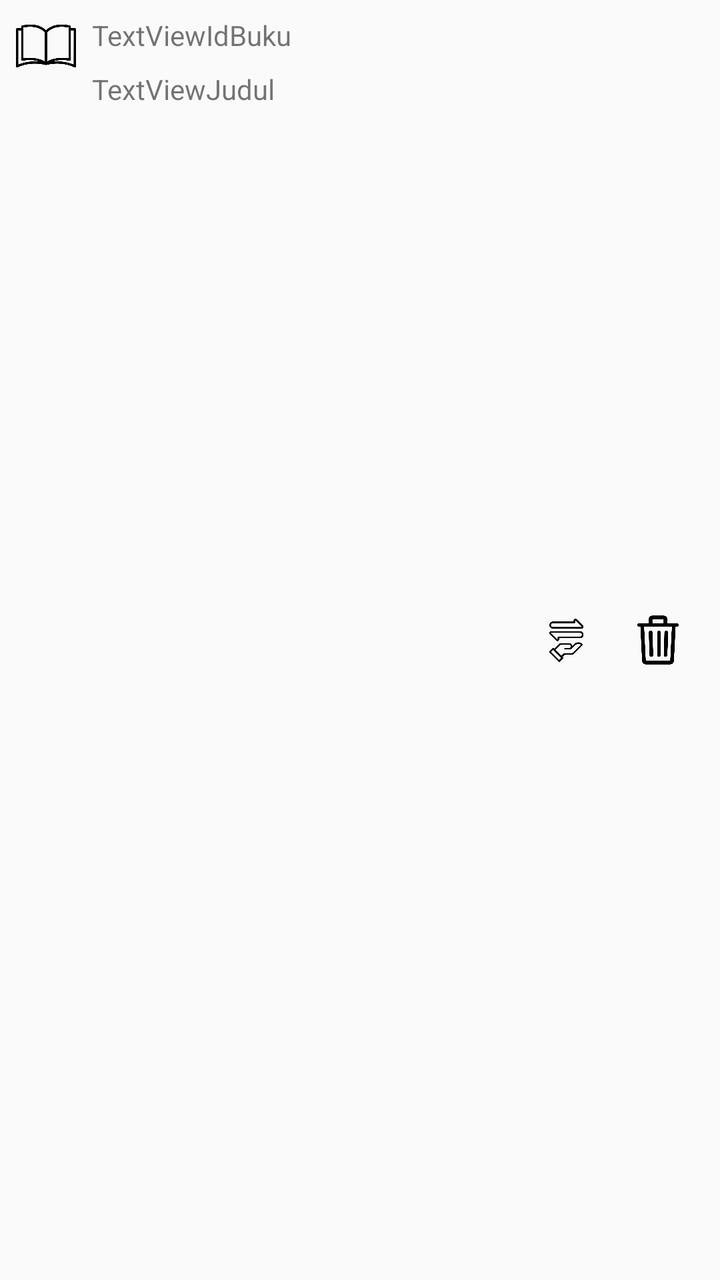
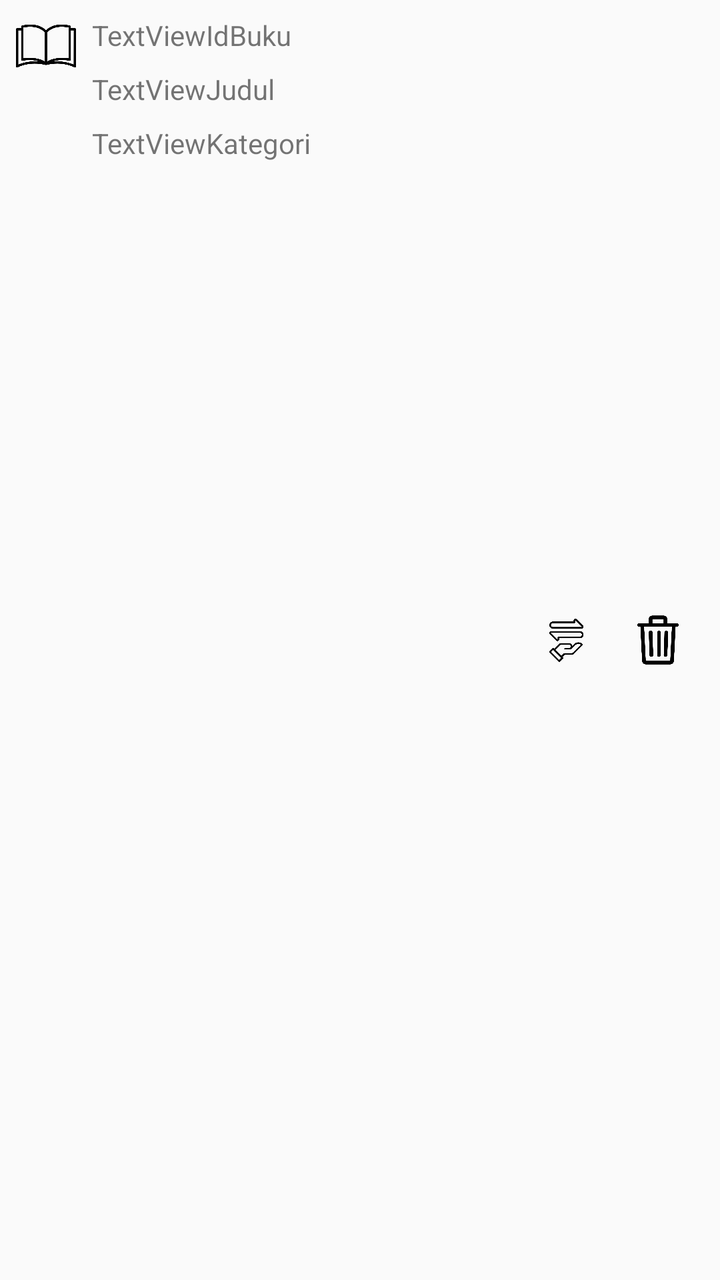

The first picture is an Android layout as it rendered before a commit; the second is the same layout after the commit. The layout source and the unified diff follow.
<!-- AndroidManifest.xml: application theme Theme.Perpustakaan -->
<!-- res/layout/item_buku.xml -->
<?xml version="1.0" encoding="utf-8"?>
<androidx.constraintlayout.widget.ConstraintLayout xmlns:android="http://schemas.android.com/apk/res/android"
    xmlns:app="http://schemas.android.com/apk/res-auto"
    xmlns:tools="http://schemas.android.com/tools"
    android:id="@+id/cvData"
    android:layout_width="match_parent"
    android:layout_height="wrap_content"
    android:padding="8dp">

    <TextView
        android:id="@+id/textViewIdBuku"
        android:layout_width="wrap_content"
        android:layout_height="wrap_content"
        android:layout_marginStart="8dp"
        android:text="TextViewIdBuku"
        app:layout_constraintStart_toEndOf="@+id/imageView2"
        app:layout_constraintTop_toTopOf="parent" />

    <TextView
        android:id="@+id/textViewIdUser"
        android:layout_width="wrap_content"
        android:layout_height="wrap_content"
        android:layout_marginStart="8dp"
        android:text="TextViewIdUser"
        android:visibility="gone"
        app:layout_constraintStart_toEndOf="@+id/textViewIdBuku"
        app:layout_constraintTop_toTopOf="@+id/textViewIdBuku" />

    <TextView
        android:id="@+id/textViewNamaKategori"
        android:layout_width="wrap_content"
        android:layout_height="wrap_content"
        android:layout_marginTop="8dp"
        android:text="TextViewJudul"
        app:layout_constraintStart_toStartOf="@+id/textViewIdBuku"
        app:layout_constraintTop_toBottomOf="@+id/textViewIdBuku" />

    <TextView
        android:id="@+id/TextViewTahunTerbit"
        android:layout_width="wrap_content"
        android:layout_height="wrap_content"
        android:layout_marginTop="8dp"
        android:text="TextView"
        android:visibility="gone"
        app:layout_constraintStart_toStartOf="@+id/textViewPenerbit"
        app:layout_constraintTop_toBottomOf="@+id/textViewPenerbit" />

    <TextView
        android:id="@+id/textViewPenulis"
        android:layout_width="wrap_content"
        android:layout_height="wrap_content"
        android:layout_marginTop="8dp"
        android:text="TextView"
        android:visibility="gone"
        app:layout_constraintStart_toStartOf="@+id/textViewNamaKategori"
        app:layout_constraintTop_toBottomOf="@+id/textViewNamaKategori" />

    <TextView
        android:id="@+id/textViewPenerbit"
        android:layout_width="wrap_content"
        android:layout_height="wrap_content"
        android:layout_marginTop="8dp"
        android:text="TextView"
        android:visibility="gone"
        app:layout_constraintStart_toStartOf="@+id/textViewPenulis"
        app:layout_constraintTop_toBottomOf="@+id/textViewPenulis" />

    <ImageView
        android:id="@+id/imageView2"
        android:layout_width="30dp"
        android:layout_height="30dp"
        app:layout_constraintStart_toStartOf="parent"
        app:layout_constraintTop_toTopOf="parent"
        app:srcCompat="@drawable/book" />

    <ImageView
        android:id="@+id/imageViewRemove"
        android:layout_width="30dp"
        android:layout_height="30dp"
        android:layout_marginEnd="8dp"
        app:layout_constraintBottom_toBottomOf="parent"
        app:layout_constraintEnd_toEndOf="parent"
        app:layout_constraintTop_toTopOf="parent"
        app:srcCompat="@drawable/remove" />

    <ImageView
        android:id="@+id/imageViewBorrow"
        android:layout_width="30dp"
        android:layout_height="30dp"
        android:layout_marginEnd="16dp"
        app:layout_constraintBottom_toBottomOf="parent"
        app:layout_constraintEnd_toStartOf="@+id/imageViewRemove"
        app:layout_constraintTop_toTopOf="parent"
        app:srcCompat="@drawable/borrow" />

</androidx.constraintlayout.widget.ConstraintLayout>
<!-- resources referenced by this layout -->
<resources>
  <!-- drawable book: png bitmap (drawable, 10924 bytes) -->
  <!-- drawable borrow: png bitmap (drawable, 7770 bytes) -->
  <!-- drawable remove: png bitmap (drawable, 10281 bytes) -->
  <style name="Theme.Perpustakaan" parent="Base.Theme.Perpustakaan" />
  <style name="Base.Theme.Perpustakaan" parent="Theme.AppCompat.Light.DarkActionBar">
          
          
      </style>
</resources>

<!-- the commit's change to res/layout/item_buku.xml (unified diff, before → after) -->
@@ -27,7 +27,7 @@
         app:layout_constraintTop_toTopOf="@+id/textViewIdBuku" />
 
     <TextView
-        android:id="@+id/textViewNamaKategori"
+        android:id="@+id/textViewJudul"
         android:layout_width="wrap_content"
         android:layout_height="wrap_content"
         android:layout_marginTop="8dp"
@@ -36,14 +36,23 @@
         app:layout_constraintTop_toBottomOf="@+id/textViewIdBuku" />
 
     <TextView
+        android:id="@+id/textView"
+        android:layout_width="wrap_content"
+        android:layout_height="wrap_content"
+        android:layout_marginTop="8dp"
+        android:text="TextViewKategori"
+        app:layout_constraintStart_toStartOf="@+id/textViewJudul"
+        app:layout_constraintTop_toBottomOf="@+id/textViewJudul" />
+
+    <TextView
         android:id="@+id/TextViewTahunTerbit"
         android:layout_width="wrap_content"
         android:layout_height="wrap_content"
         android:layout_marginTop="8dp"
         android:text="TextView"
         android:visibility="gone"
-        app:layout_constraintStart_toStartOf="@+id/textViewPenerbit"
-        app:layout_constraintTop_toBottomOf="@+id/textViewPenerbit" />
+        app:layout_constraintStart_toStartOf="@+id/textView"
+        app:layout_constraintTop_toBottomOf="@+id/textView" />
 
     <TextView
         android:id="@+id/textViewPenulis"
@@ -52,8 +61,8 @@
         android:layout_marginTop="8dp"
         android:text="TextView"
         android:visibility="gone"
-        app:layout_constraintStart_toStartOf="@+id/textViewNamaKategori"
-        app:layout_constraintTop_toBottomOf="@+id/textViewNamaKategori" />
+        app:layout_constraintStart_toStartOf="@+id/textViewJudul"
+        app:layout_constraintTop_toBottomOf="@+id/textViewJudul" />
 
     <TextView
         android:id="@+id/textViewPenerbit"
